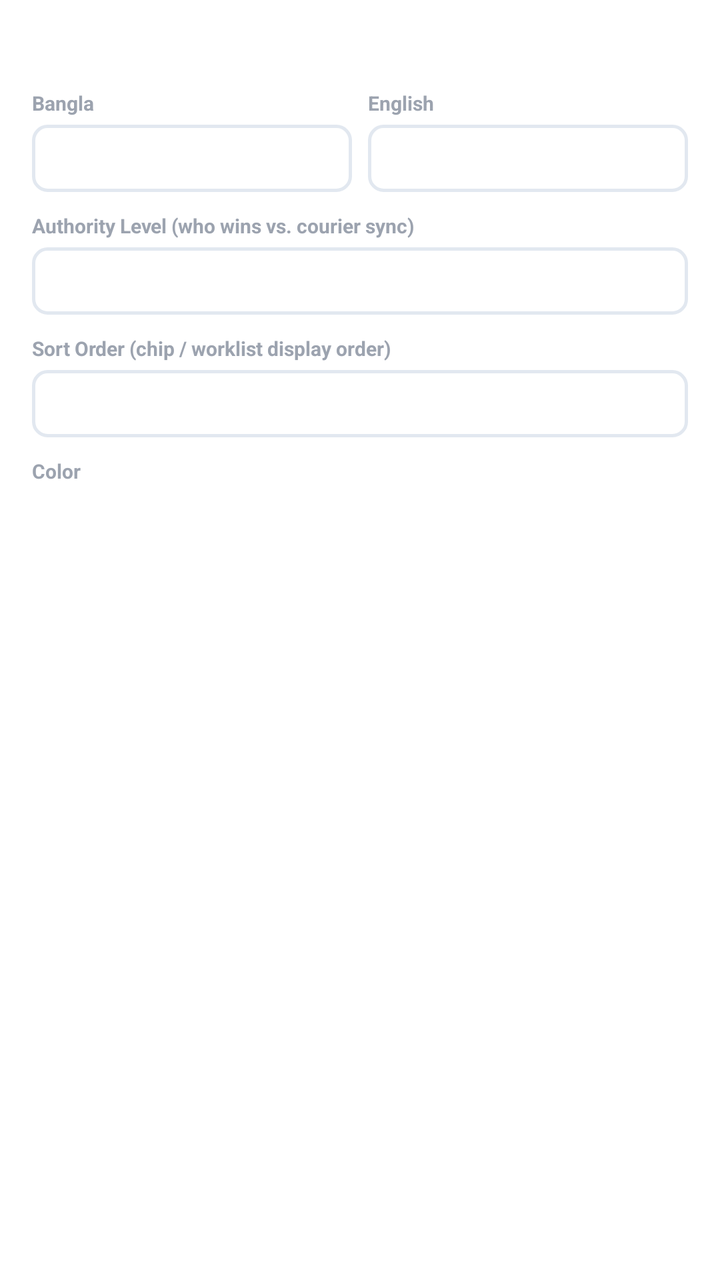
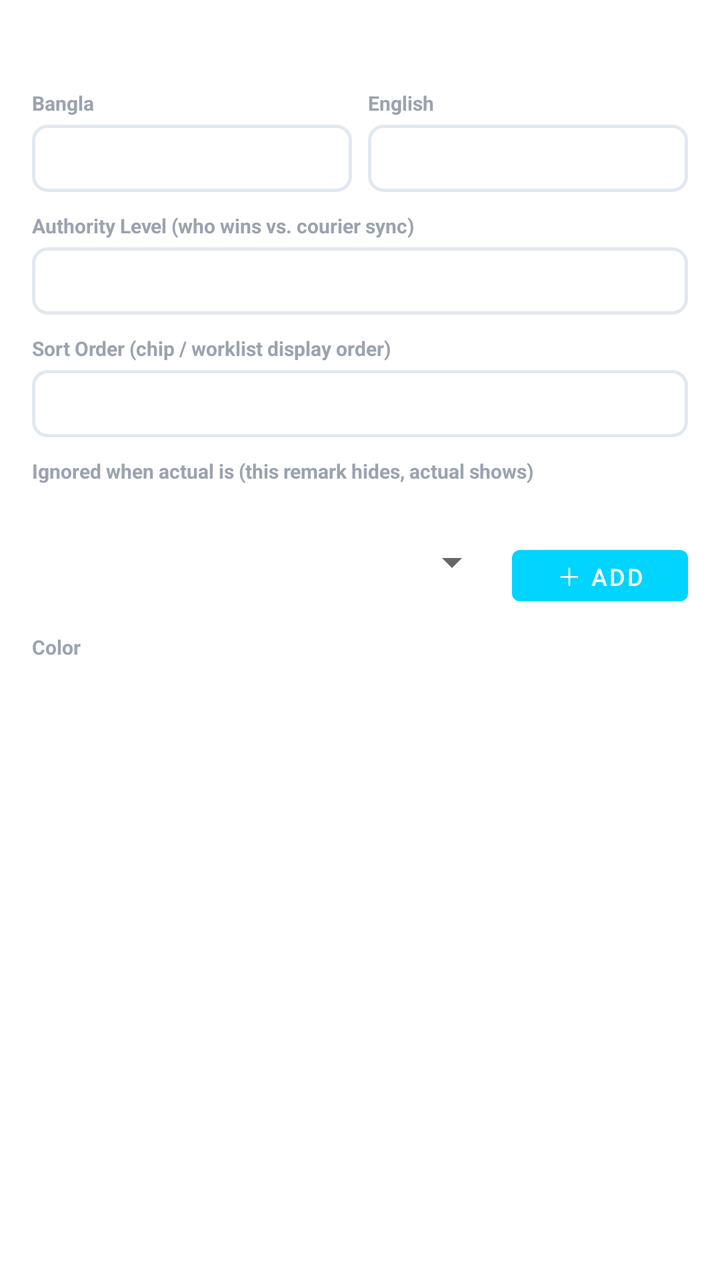

Two renders of the same Android screen: before a commit and after it. Below are the layout's source before the change and the commit's diff.
<!-- AndroidManifest.xml: application theme Theme.DataBridge -->
<!-- res/layout/dialog_edit_status.xml -->
<?xml version="1.0" encoding="utf-8"?>
<ScrollView xmlns:android="http://schemas.android.com/apk/res/android"
    android:layout_width="match_parent"
    android:layout_height="wrap_content"
    android:padding="16dp">
    <LinearLayout android:layout_width="match_parent" android:layout_height="wrap_content"
        android:orientation="vertical">

        <TextView android:id="@+id/tvEditStatusKeyHint"
            android:layout_width="wrap_content" android:layout_height="wrap_content"
            android:textSize="11sp" android:textColor="#9CA3AF" android:layout_marginBottom="14dp" />

        <LinearLayout android:layout_width="match_parent" android:layout_height="wrap_content"
            android:orientation="horizontal" android:layout_marginBottom="10dp">
            <LinearLayout android:layout_width="0dp" android:layout_height="wrap_content"
                android:layout_weight="1" android:orientation="vertical" android:layout_marginEnd="4dp">
                <TextView android:layout_width="wrap_content" android:layout_height="wrap_content"
                    android:text="Bangla" android:textSize="10sp" android:textColor="#9CA3AF"
                    android:textStyle="bold" android:layout_marginBottom="4dp" />
                <EditText android:id="@+id/etEditStatusBn" android:layout_width="match_parent"
                    android:layout_height="wrap_content" android:textSize="13sp" android:padding="8dp"
                    android:background="@drawable/bg_input_rounded" android:inputType="text" />
            </LinearLayout>
            <LinearLayout android:layout_width="0dp" android:layout_height="wrap_content"
                android:layout_weight="1" android:orientation="vertical" android:layout_marginStart="4dp">
                <TextView android:layout_width="wrap_content" android:layout_height="wrap_content"
                    android:text="English" android:textSize="10sp" android:textColor="#9CA3AF"
                    android:textStyle="bold" android:layout_marginBottom="4dp" />
                <EditText android:id="@+id/etEditStatusEn" android:layout_width="match_parent"
                    android:layout_height="wrap_content" android:textSize="13sp" android:padding="8dp"
                    android:background="@drawable/bg_input_rounded" android:inputType="text" />
            </LinearLayout>
        </LinearLayout>

        <TextView android:layout_width="wrap_content" android:layout_height="wrap_content"
            android:text="Authority Level (who wins vs. courier sync)" android:textSize="10sp" android:textColor="#9CA3AF"
            android:textStyle="bold" android:layout_marginBottom="4dp" />
        <EditText android:id="@+id/etEditStatusPriority" android:layout_width="match_parent"
            android:layout_height="wrap_content" android:textSize="13sp" android:padding="8dp"
            android:background="@drawable/bg_input_rounded"
            android:inputType="number" android:layout_marginBottom="10dp" />

        <TextView android:layout_width="wrap_content" android:layout_height="wrap_content"
            android:text="Sort Order (chip / worklist display order)" android:textSize="10sp" android:textColor="#9CA3AF"
            android:textStyle="bold" android:layout_marginBottom="4dp" />
        <EditText android:id="@+id/etEditStatusSortOrder" android:layout_width="match_parent"
            android:layout_height="wrap_content" android:textSize="13sp" android:padding="8dp"
            android:background="@drawable/bg_input_rounded"
            android:inputType="number" android:layout_marginBottom="10dp" />

        <TextView android:layout_width="wrap_content" android:layout_height="wrap_content"
            android:text="Color" android:textSize="10sp" android:textColor="#9CA3AF"
            android:textStyle="bold" android:layout_marginBottom="6dp" />
        <LinearLayout android:id="@+id/colorPickerEdit"
            android:layout_width="match_parent" android:layout_height="wrap_content"
            android:orientation="horizontal" android:layout_marginBottom="8dp" />
        <TextView android:id="@+id/tvEditColorPreview"
            android:layout_width="wrap_content" android:layout_height="wrap_content"
            android:textSize="12sp" android:textStyle="bold"
            android:paddingStart="10dp" android:paddingEnd="10dp"
            android:paddingTop="3dp" android:paddingBottom="3dp" />
    </LinearLayout>
</ScrollView>
<!-- resources referenced by this layout -->
<resources>
  <!-- drawable bg_input_rounded (drawable) -->
  <?xml version="1.0" encoding="utf-8"?>
  <shape xmlns:android="http://schemas.android.com/apk/res/android"
      android:shape="rectangle">
      <solid android:color="@color/theme_bg_card" />
      <stroke android:width="1.5dp" android:color="@color/theme_border" />
      <corners android:radius="7dp" />
  </shape>
  <style name="Theme.DataBridge" parent="Theme.MaterialComponents.DayNight.NoActionBar">
      <item name="colorPrimary">#00d4ff</item>
      <item name="colorPrimaryVariant">#16213e</item>
      <item name="colorOnPrimary">#ffffff</item>
      <item name="colorSecondary">#00d4ff</item>
      <item name="android:statusBarColor">#1a1a2e</item>
  </style>
  <color name="theme_bg_card">#ffffff</color>
  <color name="theme_border">#e2e8f0</color>
</resources>

<!-- the commit's change to res/layout/dialog_edit_status.xml (unified diff, before → after) -->
@@ -49,6 +49,25 @@
             android:inputType="number" android:layout_marginBottom="10dp" />
 
         <TextView android:layout_width="wrap_content" android:layout_height="wrap_content"
+            android:text="Ignored when actual is (this remark hides, actual shows)" android:textSize="10sp" android:textColor="#9CA3AF"
+            android:textStyle="bold" android:layout_marginBottom="4dp" />
+        <TextView android:id="@+id/tvIgnoreHint"
+            android:layout_width="wrap_content" android:layout_height="wrap_content"
+            android:textSize="11sp" android:textColor="#9CA3AF" android:layout_marginBottom="4dp" />
+        <LinearLayout android:id="@+id/ignoreChipContainer"
+            android:layout_width="match_parent" android:layout_height="wrap_content"
+            android:orientation="vertical" android:layout_marginBottom="4dp" />
+        <LinearLayout android:layout_width="match_parent" android:layout_height="wrap_content"
+            android:orientation="horizontal" android:layout_marginBottom="10dp">
+            <Spinner android:id="@+id/spinnerIgnoreActual"
+                android:layout_width="0dp" android:layout_height="wrap_content"
+                android:layout_weight="1" android:layout_marginEnd="6dp" />
+            <Button android:id="@+id/btnAddIgnore"
+                android:layout_width="wrap_content" android:layout_height="wrap_content"
+                android:text="＋ Add" android:textSize="12sp" android:minHeight="0dp" />
+        </LinearLayout>
+
+        <TextView android:layout_width="wrap_content" android:layout_height="wrap_content"
             android:text="Color" android:textSize="10sp" android:textColor="#9CA3AF"
             android:textStyle="bold" android:layout_marginBottom="6dp" />
         <LinearLayout android:id="@+id/colorPickerEdit"
